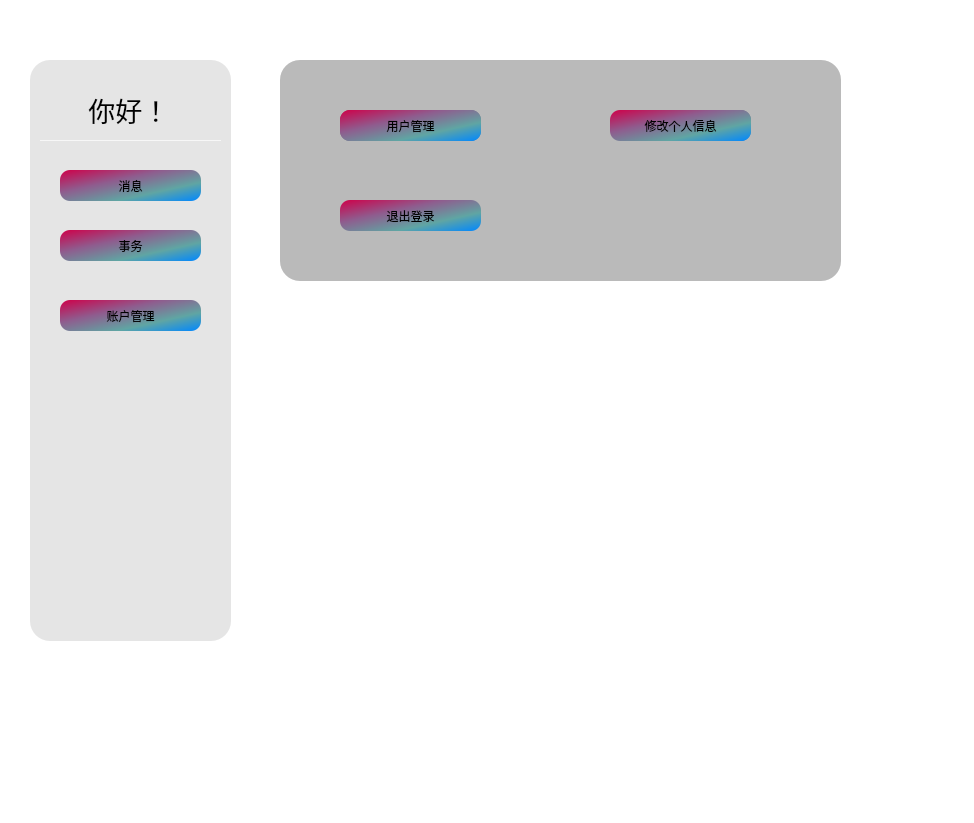
JunWang666/LabNexus, file view/homepage/administratorhomepage.ui: the form before one commit.
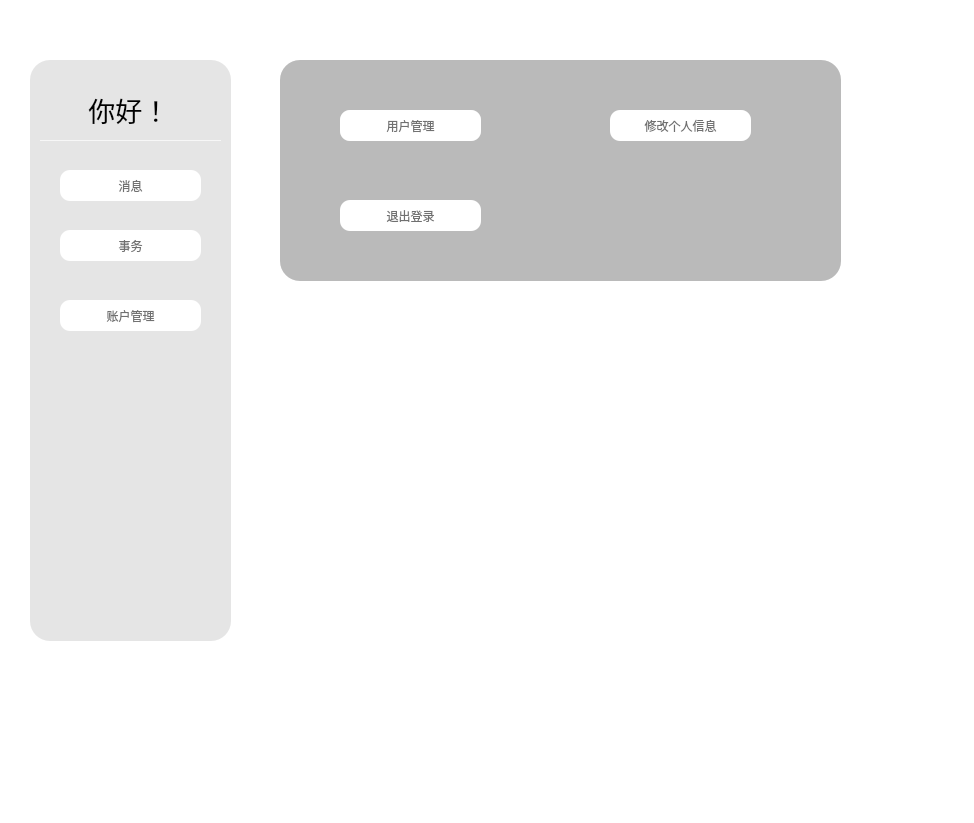
The form after the commit. Icons and pictures are not drawn.

Commit message:
[refactor] 更新按钮样式
- 更新了 `teacherhomepage.ui`、`administratorhomepage.ui` 和 `studenthomepage.ui` 中的按钮样式。
- 将按钮背景颜色从线性渐变

```diff
--- a/view/homepage/administratorhomepage.ui
+++ b/view/homepage/administratorhomepage.ui
@@ -50,14 +50,20 @@
 
 QPushButton{
 border-radius:10px;
-	background-color: qlineargradient(spread:repeat, x1:0, y1:0, x2:1, y2:1, stop:0 rgba(207, 0, 73, 255), stop:0.363636 rgba(143, 92, 142, 255), stop:0.698864 rgba(96, 165, 163, 255), stop:1 rgba(0, 135, 255, 255));
-	font: 20pt &quot;Microsoft YaHei UI&quot;;
+
+       background-color: qradialgradient(spread:pad, cx:0.5, cy:1, radius:0.538, fx:0.496955, fy:1, stop:0 rgba(0, 220,
+       255, 255), stop:1 rgba(255, 205, 120, 255));
+       font:700 20pt &quot;Microsoft YaHei UI&quot;;
+       color: rgb(112, 112, 112);
 }
 
 QPushButton#messageButton{
+
 border-radius:10px;
-	background-color: qlineargradient(spread:repeat, x1:0, y1:0, x2:1, y2:1, stop:0 rgba(207, 0, 73, 255), stop:0.363636 rgba(143, 92, 142, 255), stop:0.698864 rgba(96, 165, 163, 255), stop:1 rgba(0, 135, 255, 255));
-	font: 20pt &quot;Microsoft YaHei UI&quot;;
+       background-color: qradialgradient(spread:pad, cx:0.5, cy:1, radius:0.538, fx:0.496955, fy:1, stop:0 rgba(0, 220,
+       255, 255), stop:1 rgba(255, 205, 120, 255));
+       font:700 20pt &quot;Microsoft YaHei UI&quot;;
+       color: rgb(112, 112, 112);
 }
 
 
@@ -72,8 +78,10 @@
 border-radius:10px;
 padding-top:5px;
 padding-left:5px;
-}
-</string>
+
+       font: 20pt &quot;Microsoft YaHei UI&quot;;
+       }
+   </string>
   </property>
   <widget class="QFrame" name="frame">
    <property name="geometry">
```
Left out of the diff: 26 changed lines with no effect on the pictures. The commit also changes 2 other files.
